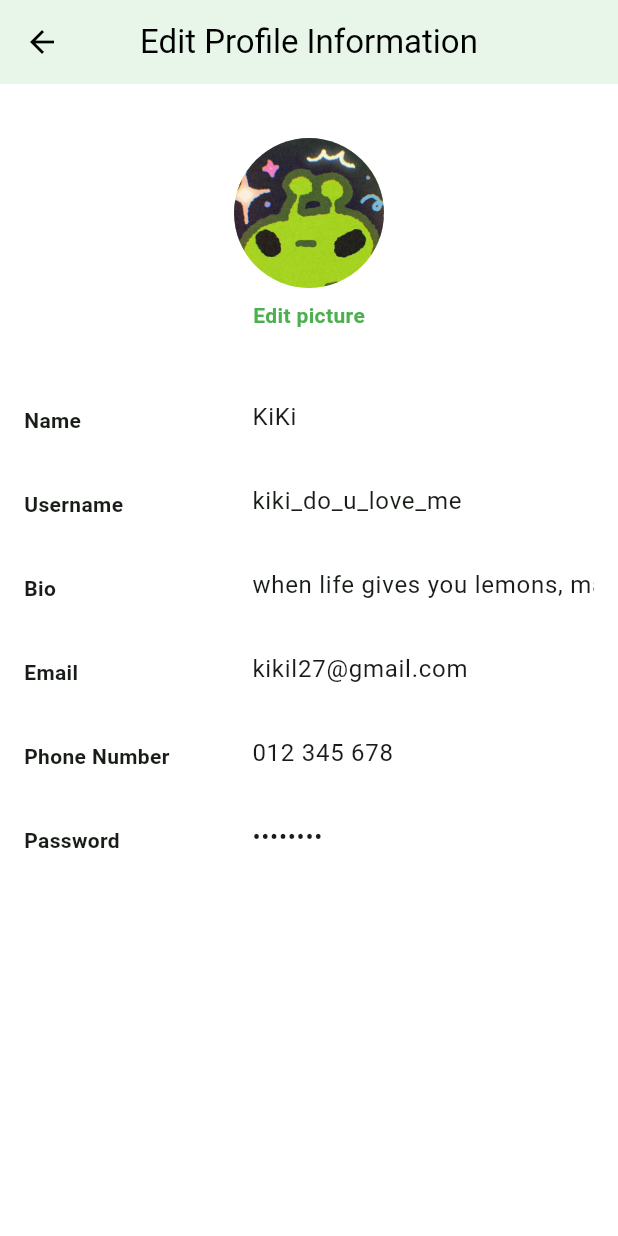
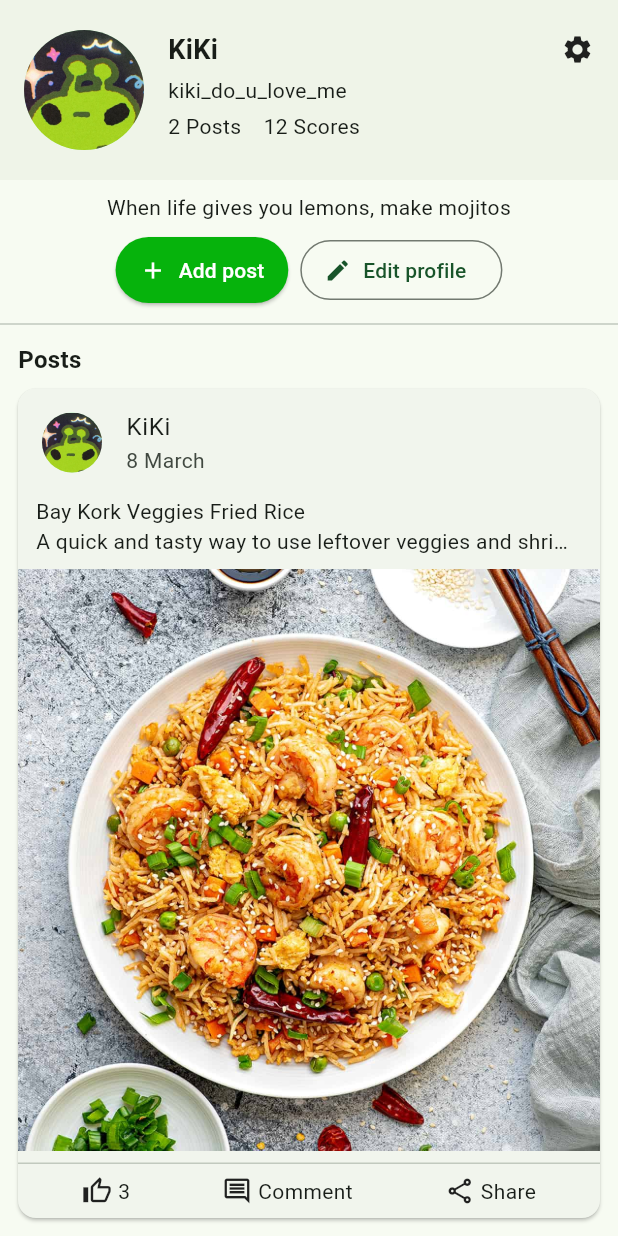
Before and after one commit to Caffeine26/GreenBite, a Flutter app: the screen it shows after launch, on a phone screen of 412 x 824 dp. Run offline on Flutter 3.47's test engine with Material 3 defaults, Android fonts, the light colour scheme and no system bars; our stand-ins replace google_fonts, image_picker, shared_preferences.

Commit message:
account page and recipe_post_card component

```diff
--- /dev/null
+++ b/greenbite_app/lib/components/RecipePostCard.dart
@@ -0,0 +1,107 @@
+import 'dart:io';
+import 'package:flutter/material.dart';
+
+class RecipePostCard extends StatefulWidget {
+  final String username;
+  final String date;
+  final String description;
+  final File? imageFile;
+  final String? imageUrl;
+  final int likes;
+
+  const RecipePostCard({
+    super.key,
+    required this.username,
+    required this.date,
+    required this.description,
+    this.imageFile,
+    this.imageUrl,
+    this.likes = 0,
+  });
+
+  @override
+  State<RecipePostCard> createState() => _RecipePostCardState();
+}
+
+class _RecipePostCardState extends State<RecipePostCard> {
+  late int _likes;
+
+  @override
+  void initState() {
+    super.initState();
+    _likes = widget.likes;
+  }
+
+  void _incrementLikes() {
+    setState(() {
+      _likes++;
+    });
+  }
+
+  @override
+  Widget build(BuildContext context) {
+    return Card(
+      margin: const EdgeInsets.symmetric(horizontal: 12, vertical: 8),
+      shape: RoundedRectangleBorder(borderRadius: BorderRadius.circular(12)),
+      child: Column(
+        crossAxisAlignment: CrossAxisAlignment.start,
+        children: [
+          ListTile(
+            leading: const CircleAvatar(
+              backgroundImage: AssetImage('assets/images/profile.png'),
+            ),
+            title: Text(widget.username),
+            subtitle: Text(widget.date),
+          ),
+          Padding(
+            padding: const EdgeInsets.symmetric(horizontal: 12),
+            child: Text(
+              widget.description,
+              maxLines: 2,
+              overflow: TextOverflow.ellipsis,
+            ),
+          ),
+          const SizedBox(height: 8),
+          if (widget.imageFile != null)
+            Image.file(widget.imageFile!)
+          else if (widget.imageUrl != null)
+            Image.asset(widget.imageUrl!, fit: BoxFit.cover),
+          const SizedBox(height: 8),
+          const Divider(height: 1),
+          Padding(
+            padding: const EdgeInsets.symmetric(horizontal: 12, vertical: 8),
+            child: Row(
+              mainAxisAlignment: MainAxisAlignment.spaceAround,
+              children: [
+                GestureDetector(
+                  onTap: _incrementLikes,
+                  child: Row(
+                    children: [
+                      const Icon(Icons.thumb_up_alt_outlined, size: 20),
+                      const SizedBox(width: 4),
+                      Text(_likes.toString()),
+                    ],
+                  ),
+                ),
+                Row(
+                  children: const [
+                    Icon(Icons.comment_outlined, size: 20),
+                    SizedBox(width: 4),
+                    Text("Comment"),
+                  ],
+                ),
+                Row(
+                  children: const [
+                    Icon(Icons.share_outlined, size: 20),
+                    SizedBox(width: 4),
+                    Text("Share"),
+                  ],
+                ),
+              ],
+            ),
+          ),
+        ],
+      ),
+    );
+  }
+}
--- a/greenbite_app/lib/main.dart
+++ b/greenbite_app/lib/main.dart
@@ -1,6 +1,9 @@
 import 'package:flutter/material.dart';
 // import 'package:greenbite_app/screens/login_and_register/welcome_screen.dart';
-import 'package:greenbite_app/screens/accounts/edit_profile_info.dart';
+// import 'package:greenbite_app/screens/accounts/edit_profile_info.dart';
+import 'package:greenbite_app/screens/accounts/AccountPage.dart';
+
+
 
 void main() {
   runApp(const MyApp());
@@ -22,7 +25,8 @@
         ),
       ),
       // home: const WelcomeScreen(),
-      home: const EditProfileInfo(),
+      // home: const EditProfileInfo(),
+      home: const AccountPage(),
     );
   }
 }
--- /dev/null
+++ b/greenbite_app/lib/screens/accounts/AccountPage.dart
@@ -0,0 +1,138 @@
+import 'dart:io';
+import 'package:flutter/material.dart';
+import 'package:image_picker/image_picker.dart';
+import 'package:greenbite_app/components/RecipePostCard.dart';
+
+class AccountPage extends StatefulWidget {
+  const AccountPage({super.key});
+
+  @override
+  State<AccountPage> createState() => _AccountPageState();
+}
+
+class _AccountPageState extends State<AccountPage> {
+  File? _pickedImage;
+
+  Future<void> _pickImage() async {
+    final picked = await ImagePicker().pickImage(source: ImageSource.gallery);
+    if (picked != null) {
+      setState(() {
+        _pickedImage = File(picked.path);
+      });
+    }
+  }
+
+  @override
+  Widget build(BuildContext context) {
+    return Scaffold(
+      body: SingleChildScrollView(
+        child: Column(
+          children: [
+            Container(
+              color: const Color(0xFFEFF4E8),
+              padding: const EdgeInsets.symmetric(horizontal: 16, vertical: 20),
+              child: Row(
+                crossAxisAlignment: CrossAxisAlignment.start,
+                children: [
+                  const CircleAvatar(
+                    radius: 40,
+                    backgroundImage: AssetImage('assets/images/profile.png'),
+                  ),
+                  const SizedBox(width: 16),
+                  Expanded(
+                    child: Column(
+                      crossAxisAlignment: CrossAxisAlignment.start,
+                      children: [
+                        Row(
+                          crossAxisAlignment: CrossAxisAlignment.center,
+                          children: const [
+                            Expanded(
+                              child: Text(
+                                "KiKi",
+                                style: TextStyle(fontWeight: FontWeight.bold, fontSize: 18),
+                              ),
+                            ),
+                            Icon(Icons.settings, size: 22),
+                          ],
+                        ),
+                        const SizedBox(height: 4),
+                        const Text("kiki_do_u_love_me"),
+                        const SizedBox(height: 4),
+                        const Text("2 Posts    12 Scores"),
+                      ],
+                    ),
+                  ),
+                ],
+              ),
+            ),
+            const SizedBox(height: 8),
+            const Padding(
+              padding: EdgeInsets.symmetric(horizontal: 16.0),
+              child: Text(
+                "When life gives you lemons, make mojitos",
+                textAlign: TextAlign.center,
+              ),
+            ),
+            const SizedBox(height: 8),
+            Row(
+              mainAxisAlignment: MainAxisAlignment.center,
+              children: [
+                ElevatedButton.icon(
+                  icon: const Icon(Icons.add),
+                  label: const Text("Add post"),
+                  onPressed: _pickImage,
+                  style: ElevatedButton.styleFrom(
+                    backgroundColor: const Color.fromARGB(255, 6, 179, 12),
+                    foregroundColor: Colors.white,
+                    padding: const EdgeInsets.symmetric(horizontal: 16, vertical: 12),
+                  ),
+                ),
+                const SizedBox(width: 8),
+                OutlinedButton.icon(
+                  icon: const Icon(Icons.edit),
+                  label: const Text("Edit profile"),
+                  onPressed: () {},
+                ),
+              ],
+            ),
+            const Divider(height: 24),
+            const Align(
+              alignment: Alignment.centerLeft,
+              child: Padding(
+                padding: EdgeInsets.only(left: 12.0),
+                child: Text("Posts", style: TextStyle(fontSize: 16, fontWeight: FontWeight.bold)),
+              ),
+            ),
+
+            // Example posts
+            RecipePostCard(
+              username: "KiKi",
+              date: "8 March",
+              description:
+                  "Bay Kork Veggies Fried Rice\nA quick and tasty way to use leftover veggies and shrimp",
+              imageUrl: 'assets/images/fried-rice.jpg',
+              likes: 3,
+            ),
+            RecipePostCard(
+              username: "KiKi",
+              date: "8 March",
+              description:
+                  "Look what I made for my family today! Very delicious\n#leftover #creative #nofoodwaste",
+              imageUrl: 'assets/images/fried-chicken.jpg',
+              likes: 9,
+            ),
+
+            if (_pickedImage != null)
+              RecipePostCard(
+                username: "KiKi",
+                date: "Today",
+                description: "My new recipe upload!",
+                imageFile: _pickedImage,
+                likes: 0,
+              ),
+          ],
+        ),
+      ),
+    );
+  }
+}
```
Also changed, not shown: greenbite_app/assets/images/fried-chicken.jpg (added), greenbite_app/assets/images/fried-rice.jpg (added).
